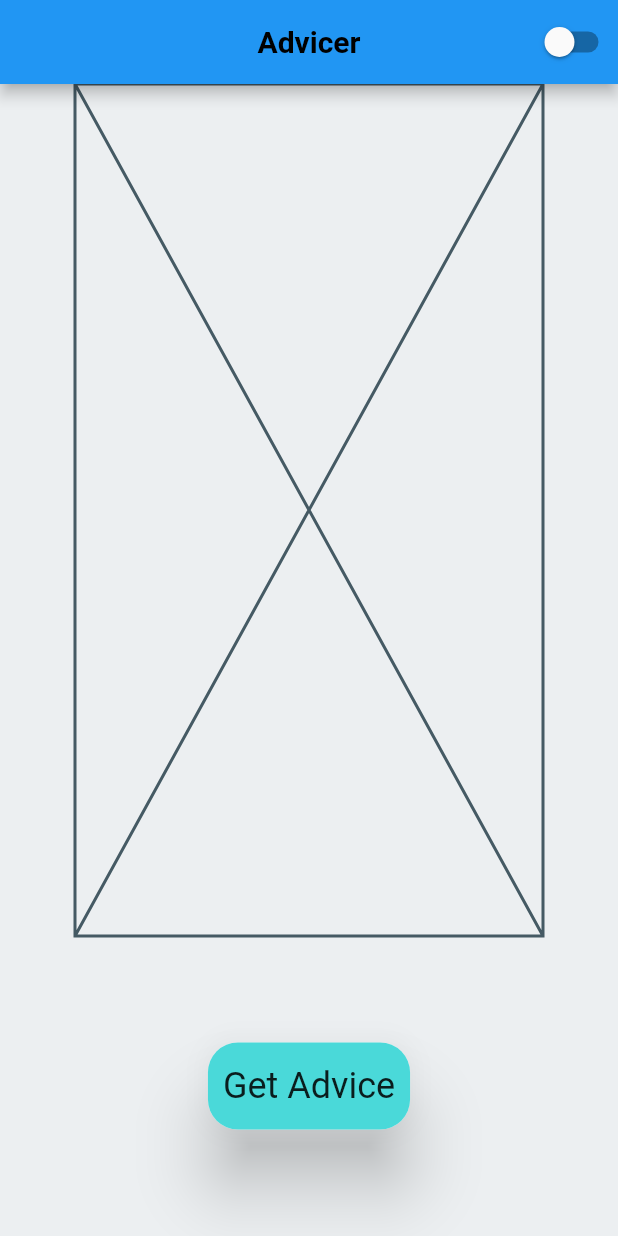
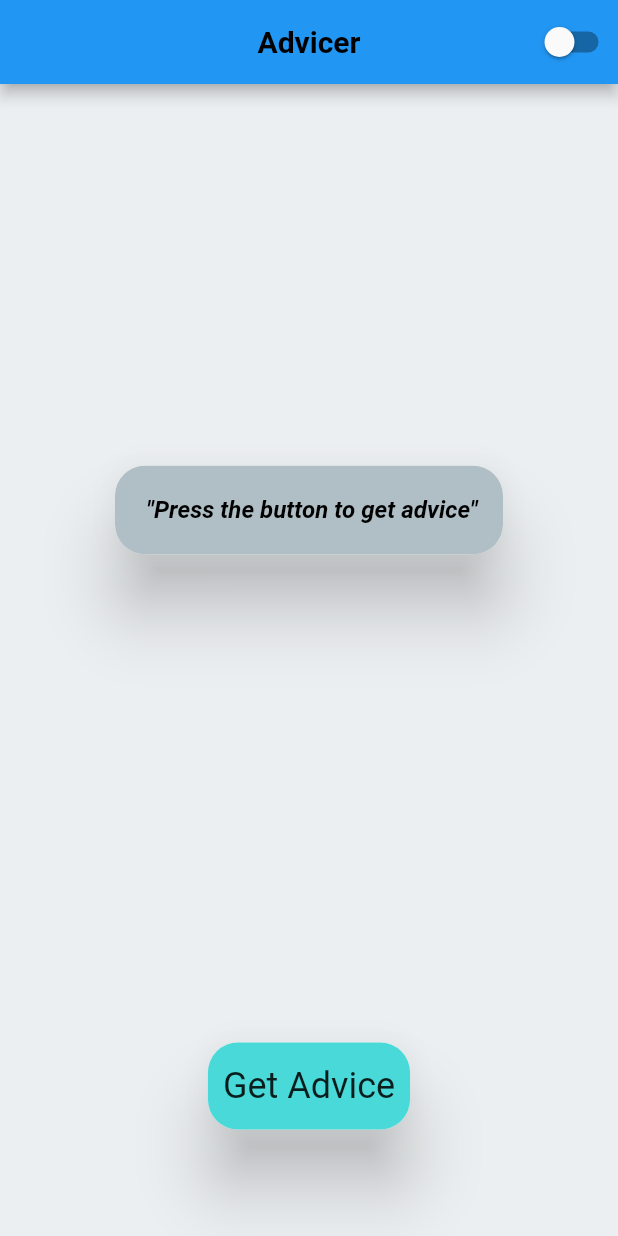
Before and after one commit to DivyankSisodia/Advicer-App, a Flutter app: the screen it shows after launch, on a phone screen of 412 x 824 dp. Run offline on Flutter 3.47's test engine with Material 2 defaults, Android fonts, the phone set to English and light mode, and no system bars; Roboto replaces fonts that are missing (Rubik).

Commit message:
starting flutter bloc

```diff
--- a/lib/3_application/pages/advices/advice_page.dart
+++ b/lib/3_application/pages/advices/advice_page.dart
@@ -1,4 +1,5 @@
 import 'package:advicer_app/3_application/core/services/theme_services.dart';
+import 'package:advicer_app/3_application/pages/advices/widgets/advice_field.dart';
 import 'package:advicer_app/3_application/pages/advices/widgets/custom_btn.dart';
 import 'package:flutter/material.dart';
 import 'package:provider/provider.dart';
@@ -24,12 +25,18 @@ class AdvicePage extends StatelessWidget {
               })
         ],
       ),
-      body: const Padding(
-        padding: EdgeInsets.symmetric(horizontal:50),
+      body: Padding(
+        padding: const EdgeInsets.symmetric(horizontal:50),
         child: Column(
           children: [
-            Expanded(child: Placeholder()),
-            SizedBox(
+            Expanded(
+              child: Center(
+                child: AdviceField(
+                  advice: 'Press the button to get advice',
+                ),
+              )
+            ),
+            const SizedBox(
               height:200,
               child:Center(
                 child: CustomButton(),
--- /dev/null
+++ b/lib/3_application/pages/advices/widgets/advice_field.dart
@@ -0,0 +1,31 @@
+// ignore_for_file: must_be_immutable
+
+import 'package:flutter/material.dart';
+
+class AdviceField extends StatelessWidget {
+  String advice;
+  AdviceField({super.key, required this.advice});
+
+  @override
+  Widget build(BuildContext context) {
+    final themeData = Theme.of(context);
+    return Material(
+      elevation: 20,
+      borderRadius: BorderRadius.circular(20),
+      child: Container(
+        decoration: BoxDecoration(
+          color: themeData.colorScheme.onPrimary,
+          borderRadius: BorderRadius.circular(20),
+        ),
+        child: Padding(
+          padding: const EdgeInsets.symmetric(horizontal: 15, vertical: 20),
+          child: Text(
+            ''' "$advice" ''',
+            style: themeData.textTheme.bodyLarge,
+            textAlign: TextAlign.center,
+          ),
+        ),
+      ),
+    );
+  }
+}
```
Also changed, not shown: lib/3_application/pages/advices/widgets/error_msg.dart (added, +22 -0 lines).
